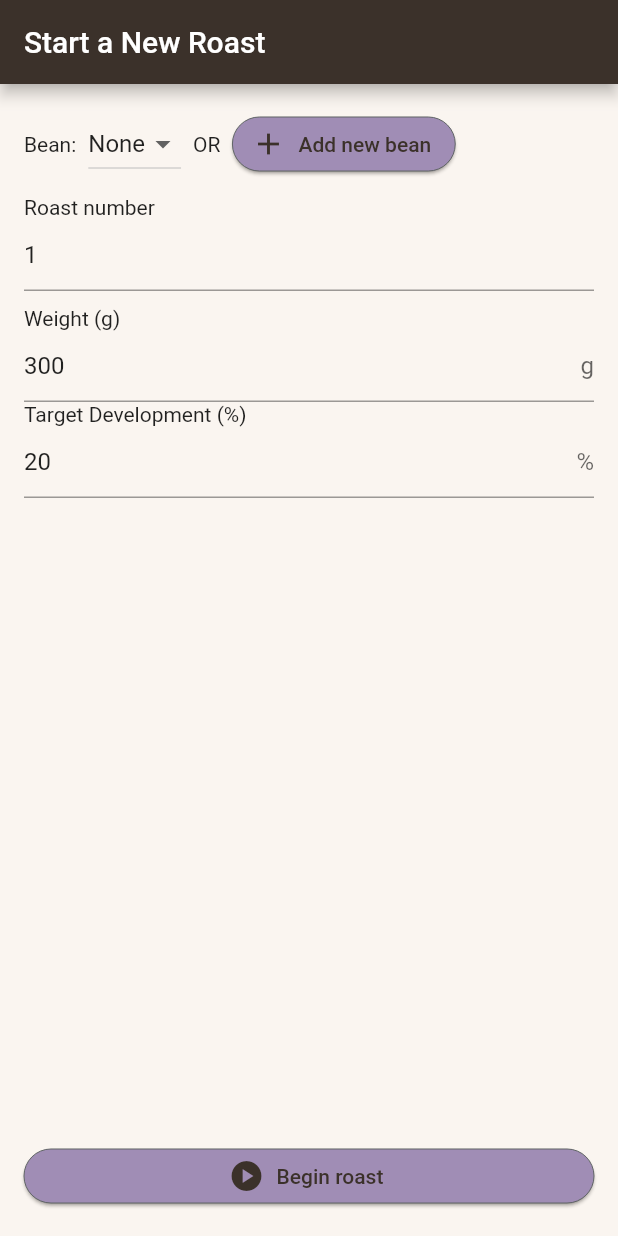
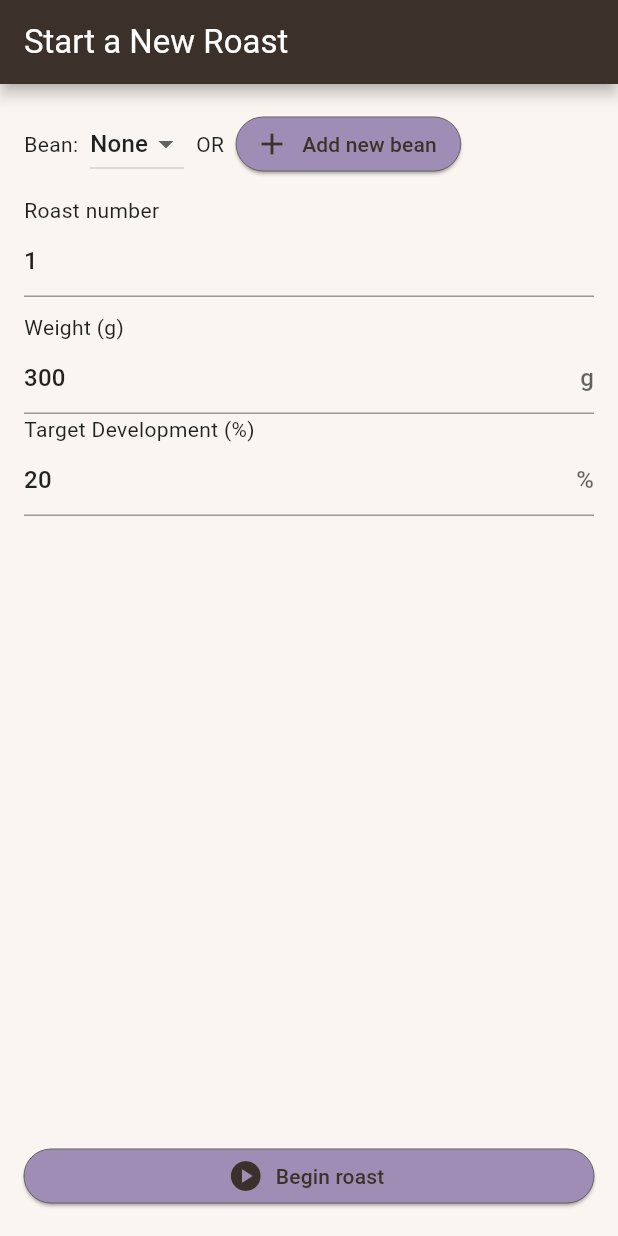
Before and after one commit to MichaelRFairhurst/BehtterRoasts, a Flutter app: the NewRoastPage screen opened by its route, on a phone screen of 412 x 824 dp. Run offline on Flutter 3.47's test engine with Material 2 defaults, Android fonts, the phone set to English and light mode, and no system bars; our stand-ins replace cloud_firestore, firebase_core, flutter_riverpod, freezed_annotation, go_router; accounts and stored records are empty.

Commit message:
Fix subtle styling issue making TextTheme members null.
See https://github.com/flutter/flutter/issues/132171

```diff
--- a/lib/src/config/theme.dart
+++ b/lib/src/config/theme.dart
@@ -27,7 +27,8 @@ class RoastAppTheme {
 	),
   );
 
-  static final materialTheme = ThemeData(
+  static final materialTheme = ThemeData.localize(
+    ThemeData(
 	  brightness: Brightness.light,
 	  fontFamily: 'Roboto',
 	  colorScheme: const ColorScheme.light().copyWith(
@@ -63,13 +64,7 @@ class RoastAppTheme {
 		  ),
 		),
 	  ),
-    //floatingActionButtonTheme: FloatingActionButtonThemeData(
-    //  backgroundColor: Colors.grey,
-    //  foregroundColor: Colors.white,
-    //  elevation: 0.0,
-    //  iconSize: 15,
-    //  // TODO: why does it require a size of 40 to match ElevatedButton's height of 48?
-    //  smallSizeConstraints: BoxConstraints.tight(const Size(40, 40)),
-    //),
+	),
+	Typography.material2021().geometryThemeFor(ScriptCategory.englishLike),
   );
 }
```
Lines whose indentation alone changed are shown as unchanged.
